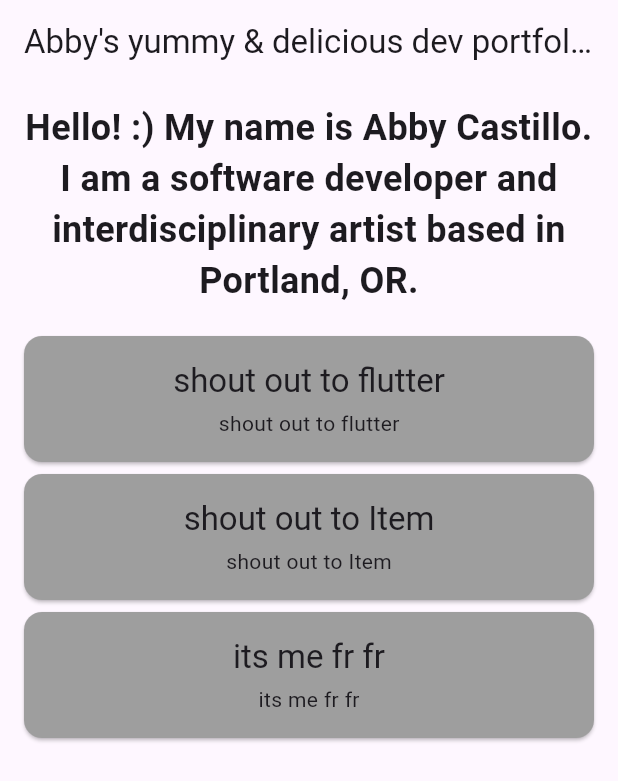
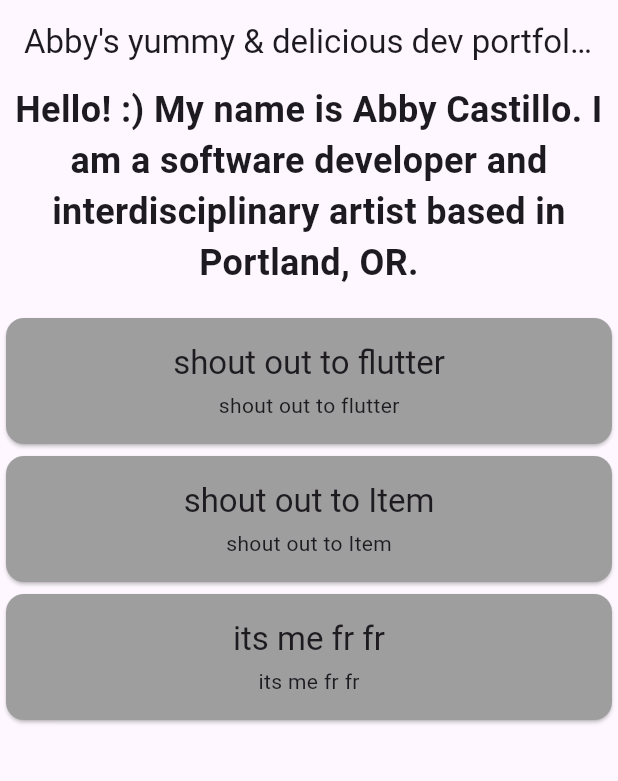
Before and after one commit to abbymachines/flutter-dev-portfolio, a Flutter app: the screen it shows after launch, on a phone screen of 412 x 824 dp. Shown: the top 781 px of the screen. Run offline on Flutter 3.47's test engine with Material 2 defaults, Android fonts, the phone set to English and light mode, and no system bars.

Commit message:
make cards even chunkier

```diff
--- a/lib/main.dart
+++ b/lib/main.dart
@@ -18,7 +18,7 @@ class MyApp extends StatelessWidget {
             AppBar(title: const Text("Abby's yummy & delicious dev portfolio")),
         body: Container(
           width: double.infinity,
-          padding: const EdgeInsets.all(12),
+          padding: const EdgeInsets.all(0),
           child: const Column(
             mainAxisAlignment: MainAxisAlignment.center,
             crossAxisAlignment: CrossAxisAlignment.center,
--- a/lib/widgets/item.dart
+++ b/lib/widgets/item.dart
@@ -12,6 +12,7 @@ class Item extends StatelessWidget {
       child: Padding(
         padding: const EdgeInsets.symmetric(horizontal: 20, vertical: 16),
         child: Column(
+          mainAxisSize: MainAxisSize.min,
           children: [
             Text(
               label,
```
